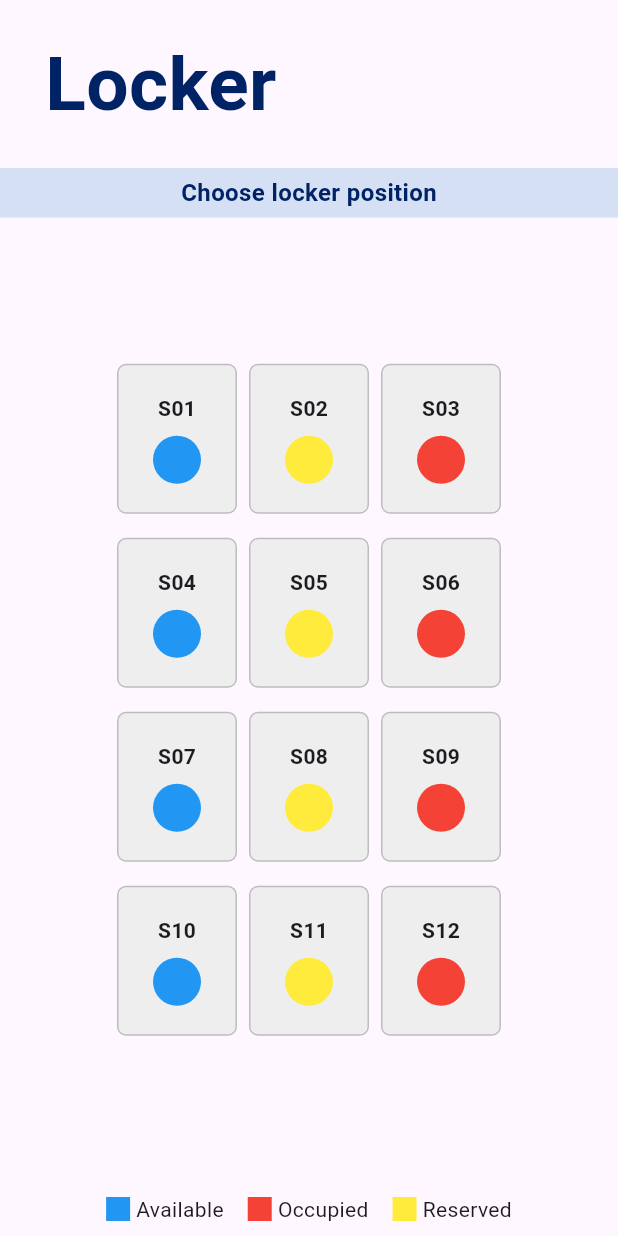
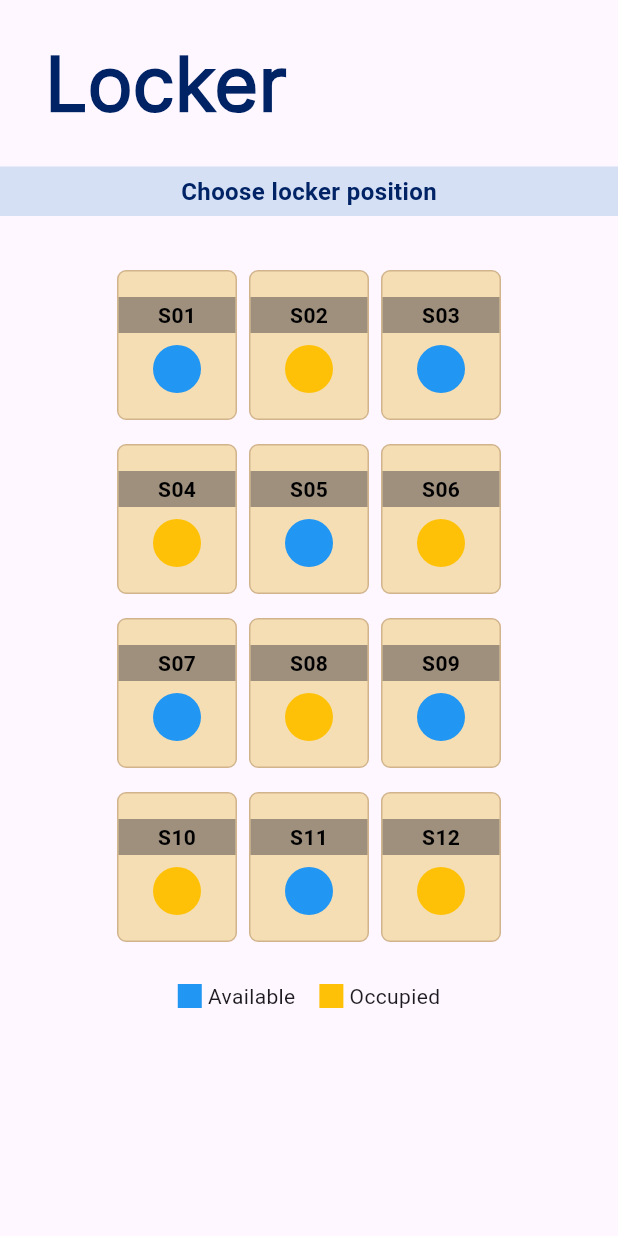
Before and after one commit to bearface4/Paws-Up, a Flutter app: the SmallLocker screen opened directly, on a phone screen of 412 x 824 dp. Run offline on Flutter 3.47's test engine with Material 3 defaults, Android fonts, the light colour scheme and no system bars; our stand-ins replace another_flutter_splash_screen, card_swiper, cloud_firestore, curved_navigation_bar, firebase_auth, firebase_core and 4 more; accounts and stored records are empty.

Commit message:
Initial commit

```diff
--- a/lib/SmallLocker.dart
+++ b/lib/SmallLocker.dart
@@ -21,7 +21,7 @@ class MyApp extends StatelessWidget {
 class SmallLocker extends StatelessWidget {
   final List<Locker> lockers = List.generate(12, (index) {
     String id = 'S${(index + 1).toString().padLeft(2, '0')}';
-    LockerStatus status = LockerStatus.values[index % 3]; // Cycle through statuses
+    LockerStatus status = LockerStatus.values[index % 2]; // Cycle through statuses
     return Locker(id, status);
   });
 
@@ -33,6 +33,7 @@ class SmallLocker extends StatelessWidget {
           children: [
             _buildHeader(),
             _buildChooseLockerSize(),
+            SizedBox(height: 20), // Adjusted padding to move up lockers
             Expanded(
               child: _buildLockerGrid(),
             ),
@@ -51,6 +52,7 @@ class SmallLocker extends StatelessWidget {
         child: Text(
           'Locker',
           style: TextStyle(
+            fontFamily: "Inter",
             fontSize: 50.0,
             fontWeight: FontWeight.bold,
             color: Color(0xFF002365),
@@ -88,7 +90,7 @@ class SmallLocker extends StatelessWidget {
       child: Padding(
         padding: const EdgeInsets.all(8.0),
         child: Column(
-          mainAxisAlignment: MainAxisAlignment.center,
+          mainAxisAlignment: MainAxisAlignment.start,
           children: List.generate(4, (rowIndex) {
             return Padding(
               padding: const EdgeInsets.symmetric(vertical: 8.0),
@@ -111,15 +113,13 @@ class SmallLocker extends StatelessWidget {
 
   Widget _buildLegend() {
     return Padding(
-      padding: const EdgeInsets.all(8.0),
+      padding: const EdgeInsets.only(bottom: 150.0),
       child: Row(
         mainAxisAlignment: MainAxisAlignment.center,
         children: [
           LegendItem(color: Colors.blue, label: 'Available'),
           SizedBox(width: 16),
-          LegendItem(color: Colors.red, label: 'Occupied'),
-          SizedBox(width: 16),
-          LegendItem(color: Colors.yellow, label: 'Reserved'),
+          LegendItem(color: Colors.amber, label: 'Occupied'), // Changed to gold color
         ],
       ),
     );
@@ -133,7 +133,7 @@ class Locker {
   Locker(this.id, this.status);
 }
 
-enum LockerStatus { available, reserved, occupied }
+enum LockerStatus { available, occupied }
 
 class LockerWidget extends StatelessWidget {
   final Locker locker;
@@ -146,10 +146,8 @@ class LockerWidget extends StatelessWidget {
       switch (locker.status) {
         case LockerStatus.available:
           return Colors.blue;
-        case LockerStatus.reserved:
-          return Colors.yellow;
         case LockerStatus.occupied:
-          return Colors.red;
+          return Colors.amber; // Changed to gold color
       }
     }
 
@@ -157,16 +155,29 @@ class LockerWidget extends StatelessWidget {
       width: 80,
       height: 100,
       decoration: BoxDecoration(
-        color: Colors.grey.shade200,
+        color: Color(0xFFf5deb3), // Light brown background
         borderRadius: BorderRadius.circular(6),
-        border: Border.all(color: Colors.grey.shade400),
+        border: Border.all(color: Color(0xFFd2b48c)), // Border color
       ),
       child: Column(
         mainAxisAlignment: MainAxisAlignment.center,
         children: [
-          Text(
-            locker.id,
-            style: TextStyle(fontWeight: FontWeight.bold, fontSize: 14),
+          Container(
+            width: 80, // Adjusted width
+            padding: EdgeInsets.symmetric(vertical: 2.0),
+            decoration: BoxDecoration(
+              color: Color(0xFF9F907E), // Beige background for text
+            ),
+            child: Center(
+              child: Text(
+                locker.id,
+                style: TextStyle(
+                  fontWeight: FontWeight.bold,
+                  fontSize: 14,
+                  color: Colors.black,
+                ),
+              ),
+            ),
           ),
           SizedBox(height: 8),
           CircleAvatar(
```
